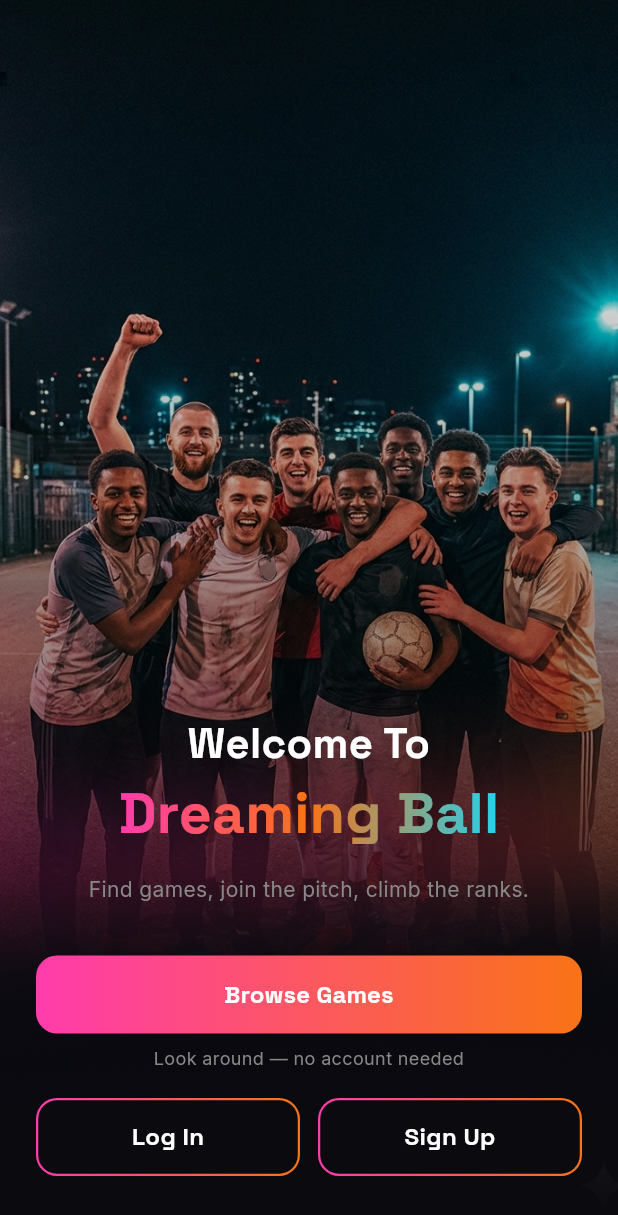
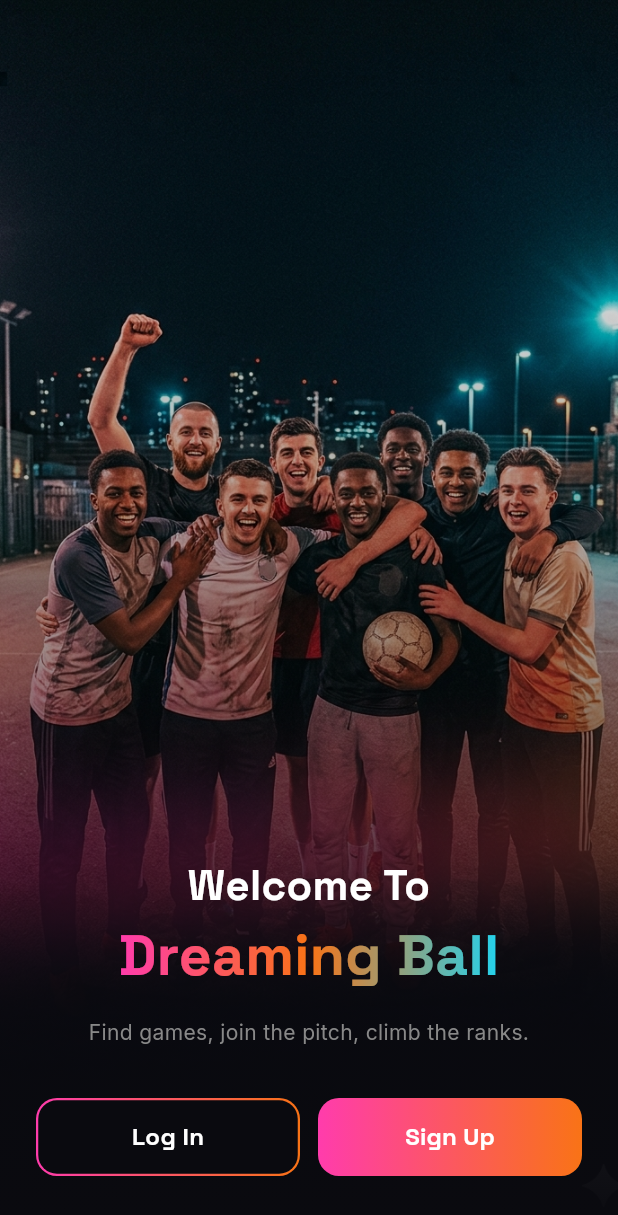
Before and after one commit to chakeuroussama17/dreaming_ball, a Flutter app: the WelcomeScreen screen opened by its route, on a phone screen of 412 x 824 dp. Shown: the top 1215 px of the screen. Run offline on Flutter 3.47's test engine with Material 3 defaults, Android fonts, the phone set to English and light mode, and no system bars; drawn by our look-alikes of flutter_animate; our stand-ins replace cached_network_image, firebase_core, firebase_messaging, flutter_dotenv, flutter_local_notifications, flutter_riverpod and 7 more; accounts and stored records are empty.

Commit message:
Revert "Landing page: add 'Browse Games' CTA into the app"
This reverts commit bfc8a34e47332cbe0e321626f5e4f3ad23d6ba81.

```diff
--- a/lib/features/auth/screens/welcome_screen.dart
+++ b/lib/features/auth/screens/welcome_screen.dart
@@ -100,32 +100,7 @@ class WelcomeScreen extends StatelessWidget {
 
                 const SizedBox(height: 32),
 
-                // ── Primary call-to-action: jump straight into the games ──────
-                Padding(
-                  padding: const EdgeInsets.symmetric(horizontal: 24),
-                  child: Column(
-                    children: [
-                      CustomButton(
-                        label: 'Browse Games',
-                        onPressed: () => context.goNamed('home'),
-                      ),
-                      const SizedBox(height: 8),
-                      Text(
-                        'Look around — no account needed',
-                        textAlign: TextAlign.center,
-                        style: GoogleFonts.inter(
-                            fontSize: 12, color: textSecondary),
-                      ),
-                    ],
-                  ),
-                )
-                    .animate()
-                    .fadeIn(delay: 300.ms, duration: 500.ms)
-                    .slideY(begin: 0.12, end: 0, delay: 300.ms, duration: 500.ms),
-
-                const SizedBox(height: 18),
-
-                // ── Secondary: log in / sign up ───────────────────────────────
+                // Buttons
                 Padding(
                   padding: const EdgeInsets.symmetric(horizontal: 24),
                   child: Row(
@@ -141,7 +116,6 @@ class WelcomeScreen extends StatelessWidget {
                       Expanded(
                         child: CustomButton(
                           label: l.signUp,
-                          variant: ButtonVariant.ghost,
                           onPressed: () => context.goNamed('register'),
                         ),
                       ),
@@ -149,8 +123,8 @@ class WelcomeScreen extends StatelessWidget {
                   ),
                 )
                     .animate()
-                    .fadeIn(delay: 450.ms, duration: 500.ms)
-                    .slideY(begin: 0.12, end: 0, delay: 450.ms, duration: 500.ms),
+                    .fadeIn(delay: 350.ms, duration: 500.ms)
+                    .slideY(begin: 0.12, end: 0, delay: 350.ms, duration: 500.ms),
 
                 const SizedBox(height: 40),
               ],
```
